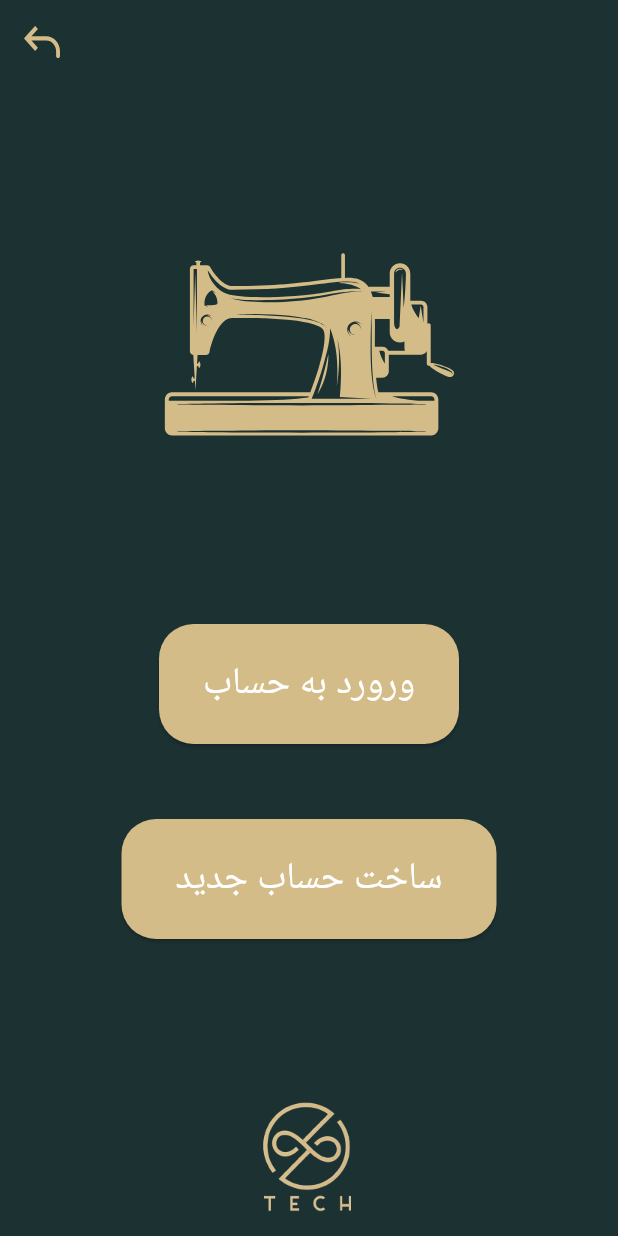
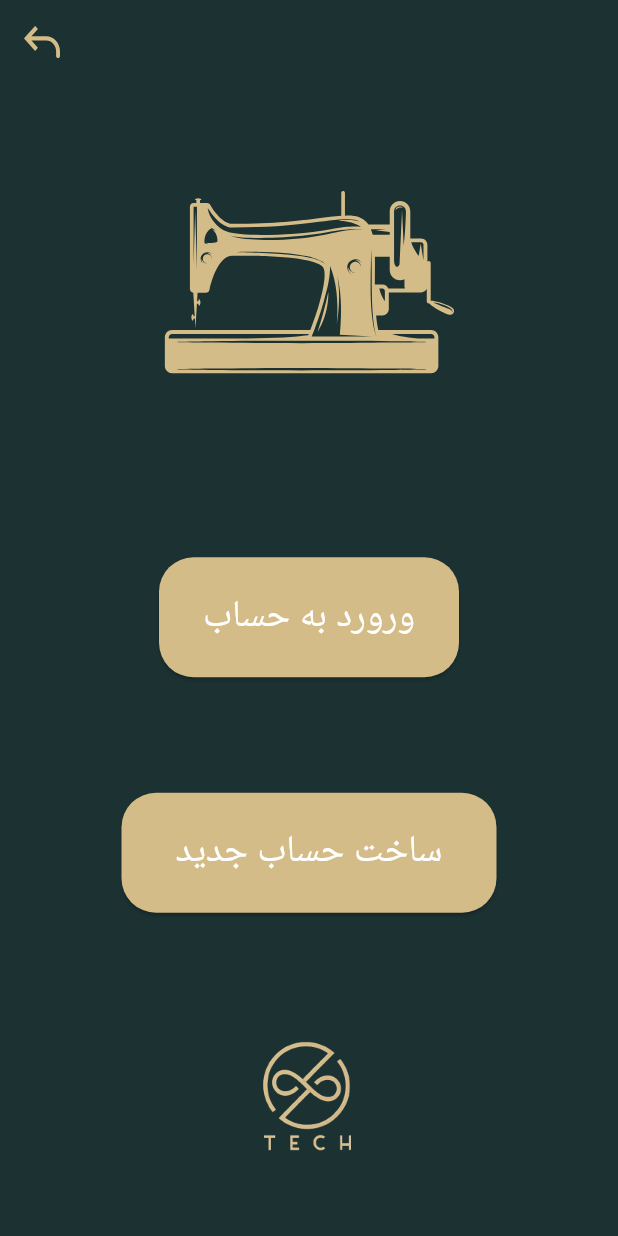
Before and after one commit to MahmoodHashem/power_tailor, a Flutter app: the LoginOrSignUp screen opened directly, on a phone screen of 412 x 824 dp. Run offline on Flutter 3.47's test engine with Material 3 defaults, Android fonts, the phone set to English and light mode, and no system bars; our stand-ins replace flutter_svg.

Commit message:
Refactor
ای صفحه هم بخاطر رسپانسیو شدن تغییرات آوردم

```diff
--- a/lib/src/screens/login_or_signup.dart
+++ b/lib/src/screens/login_or_signup.dart
@@ -15,10 +15,8 @@ class LoginOrSignUp extends StatelessWidget {
     return Scaffold(
       backgroundColor: p1,
       appBar: AppBar(
-
         backgroundColor: Colors.transparent,
         leading:   MaterialButton(
-
                     onPressed: () {
                       Navigator.pop(context);
                     },
@@ -33,20 +31,20 @@ class LoginOrSignUp extends StatelessWidget {
       body: SafeArea(
         child: Center(
           child: Column(
-            mainAxisAlignment: MainAxisAlignment.center,
+            mainAxisAlignment: MainAxisAlignment.spaceAround,
             children: [
-              const SizedBox(
-                height: 80,
-              ),
+              // Expanded(
+              //   child: const SizedBox(
+              //     height: 80,
+              //   ),
+              // ),
               SvgPicture.asset(
                 "assets/images/tailor1.svg",
                 width: 200,
                 height: 200,
                 color: p2,
               ),
-              const SizedBox(
-                height: 80,
-              ),
+
               customButton(
                 textButton: "ورورد به حساب",
                 onPressed: () {
@@ -57,14 +55,10 @@ class LoginOrSignUp extends StatelessWidget {
                       ));
                 },
               ),
-              const SizedBox(
-                height: 50,
-              ),
+
               customButton(
                   textButton: "ساخت حساب جدید", onPressed: () {}, width: 250),
-              const SizedBox(
-                height: 100,
-              ),
+
               Image.asset("assets/images/TechLogo.png", height: 100),
             ],
           ),
```
